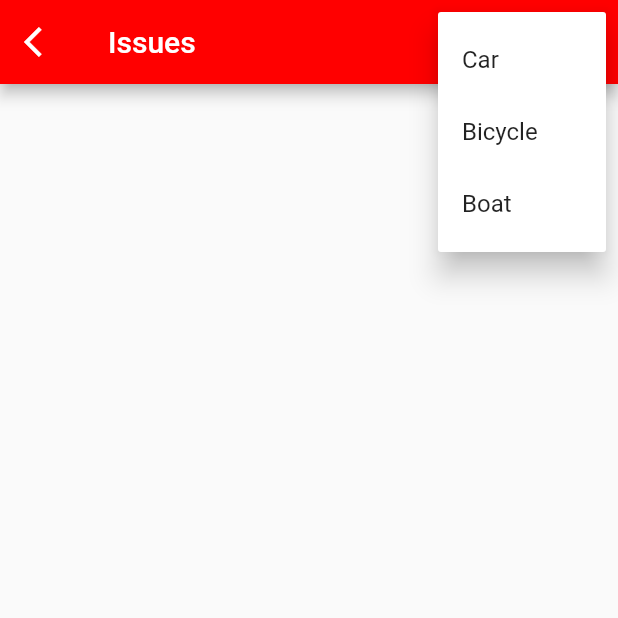
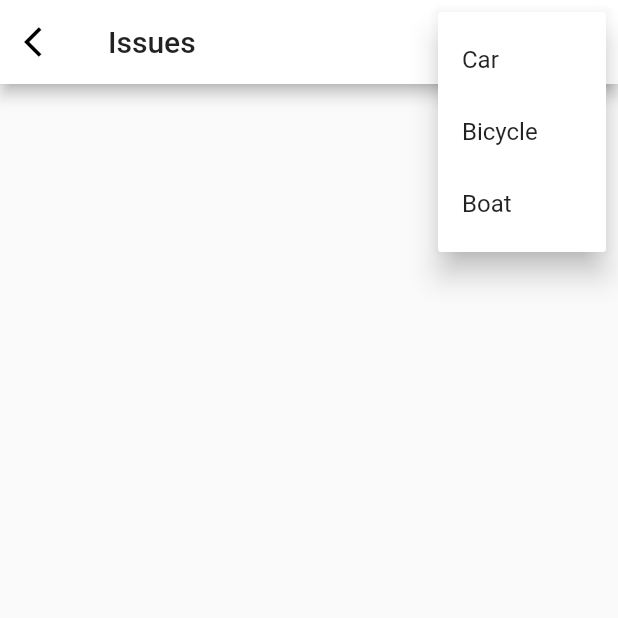
Before and after one commit to nimishbansal/ProLoggerApp, a Flutter app: the screen it shows after launch, after a tap on the "more vert" icon, on a phone screen of 412 x 824 dp, the top half of it. Run offline on Flutter 3.47's test engine with Material 2 defaults, Android fonts, the phone set to English and light mode, and no system bars; missing offline and left inert: requests; network calls fail.

```diff
--- a/lib/Entries/Blocs/LogEntryBloc.dart
+++ b/lib/Entries/Blocs/LogEntryBloc.dart
@@ -11,7 +11,7 @@ import 'package:web_socket_channel/io.dart';
 class LogEntryBloc
 {
 
-    LogEntry logEntry = new LogEntry(title: null, message: null, logLevel: null);
+    LogEntry logEntry = new LogEntry(id:null, title: null, message: null, logLevel: null);
 
     List<LogEntry> logEntries;
     LogEntryRepository _logEntryRepository;
--- a/lib/Entries/Screens/LogEntryScreen.dart
+++ b/lib/Entries/Screens/LogEntryListScreen.dart
@@ -1,5 +1,4 @@
 import 'dart:convert';
-import 'dart:io';
 
 import 'package:flutter/material.dart';
 import 'package:pro_logger/Entries/Blocs/LogEntryBloc.dart';
@@ -7,17 +6,16 @@ import 'package:pro_logger/Entries/Repositories/LogEntryRepository.dart';
 import 'package:pro_logger/LogEntry.dart';
 import 'package:pro_logger/main.dart';
 import 'package:pro_logger/widgets/LogEntryCard.dart';
-import 'package:web_socket_channel/io.dart';
 
-class LogEntryScreen extends StatefulWidget {
+class LogEntryListScreen extends StatefulWidget {
     final String title;
-    LogEntryScreen({Key key, this.title}) : super(key: key);
+    LogEntryListScreen({Key key, this.title}) : super(key: key);
 
     @override
-    _LogEntryScreenState createState() => _LogEntryScreenState();
+    _LogEntryListScreenState createState() => _LogEntryListScreenState();
 }
 
-class _LogEntryScreenState extends State<LogEntryScreen> {
+class _LogEntryListScreenState extends State<LogEntryListScreen> {
 
     LogEntryBloc _logEntryBloc;
     var _logEntries = List<LogEntry>();
--- a/lib/LogEntry.dart
+++ b/lib/LogEntry.dart
@@ -3,11 +3,12 @@ import 'package:pro_logger/utility/LogLevel.dart';
 
 class LogEntry
 {
+	int id;
 	String title;
 	String message;
 	LogLevel logLevel;
 
-	LogEntry({@required this.title, @required this.message, @required this.logLevel})
+	LogEntry({@required this.id, @required this.title, @required this.message, @required this.logLevel})
 	{
 		this.title = title;
 		this.message = message;
@@ -16,6 +17,7 @@ class LogEntry
 
 	LogEntry.fromJson(Map<String, dynamic> data)
 	{
+		id = data['id'];
 		title = data['title'];
 		message = data['message'];
 		logLevel = LogLevel.fromLevelName(data['level_name']);
--- a/lib/main.dart
+++ b/lib/main.dart
@@ -1,5 +1,5 @@
 import 'package:flutter/material.dart';
-import 'package:pro_logger/Entries/Screens/LogEntryScreen.dart';
+import 'package:pro_logger/Entries/Screens/LogEntryListScreen.dart';
 import 'package:pro_logger/utility/LogLevel.dart';
 
 void main() => runApp(MyApp());
@@ -19,9 +19,9 @@ class MyApp extends StatelessWidget {
 		return MaterialApp(
 			title: 'Flutter Demo',
 			theme: ThemeData(
-				primaryColor:red
+				primaryColor:white
 			),
-			home: LogEntryScreen(),
+			home: LogEntryListScreen(),
 		);
 	}
 }
--- a/lib/utility/LogLevel.dart
+++ b/lib/utility/LogLevel.dart
@@ -25,6 +25,7 @@ var yellow = Color(0xFFFF00).withAlpha(0xFF);
 var red = Color(0xFF0000).withAlpha(0xFF);
 var orange = Color(0xFFA500).withAlpha(0xFF);
 var black = Color(0x000000).withAlpha(0xFF);
+var white = Color(0xFFFFFF).withAlpha(0xFF);
 
 var logLevelTuple = [
 	[NOTSET, LEVEL_NOTSET, grey],
```
Also changed, not shown: lib/Entries/Screens/LogEntryDetailScreen.dart (added, +79 -0 lines), lib/widgets/LogEntryCard.dart (+26 -9 lines).
